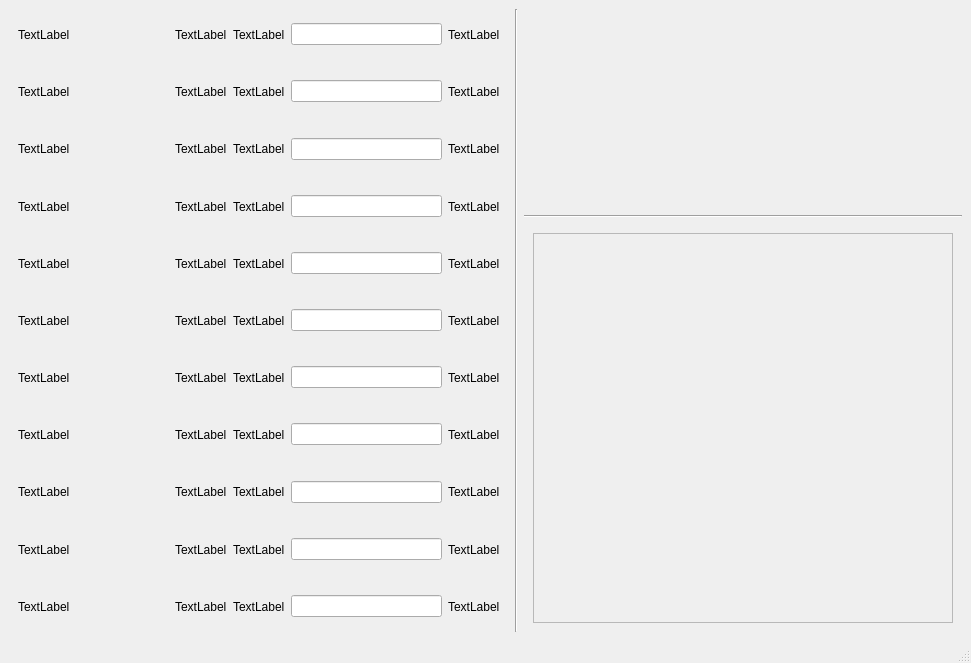
Balshgit/Sofistik, file app/test.ui: the form before one commit.
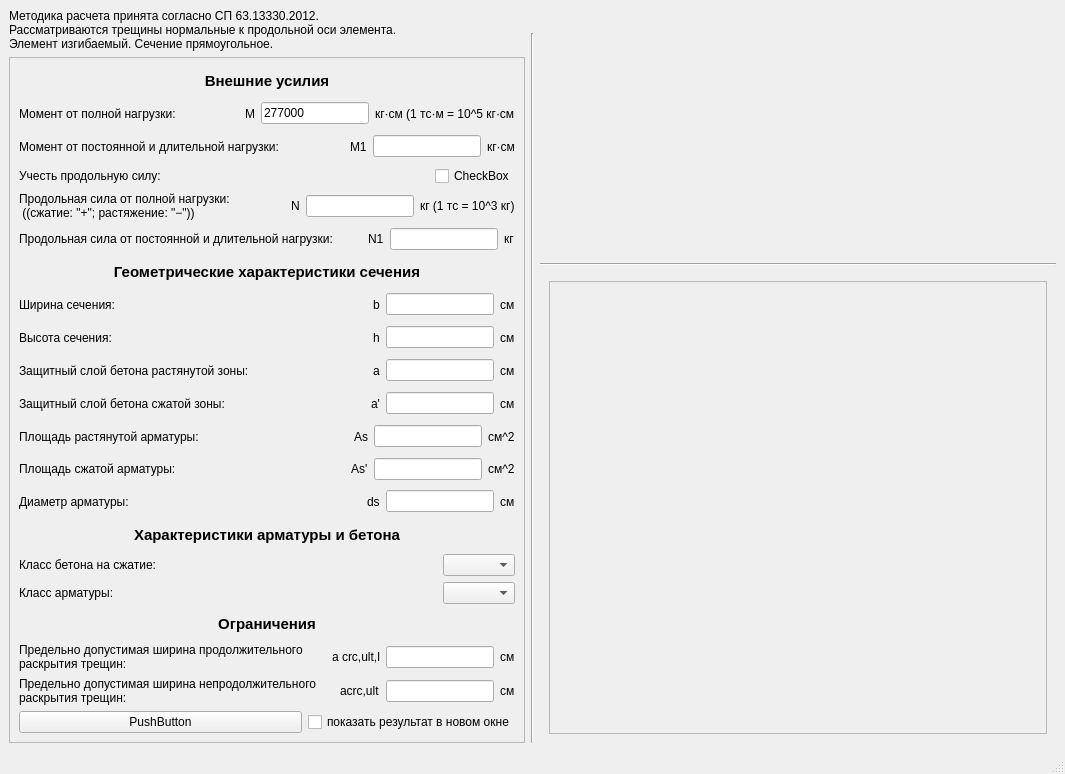
The form after the commit. Icons and pictures are not drawn.

Diff of the .ui file:
```diff
--- a/app/test.ui
+++ b/app/test.ui
@@ -6,78 +6,86 @@
    <rect>
     <x>0</x>
     <y>0</y>
-    <width>971</width>
-    <height>663</height>
+    <width>1065</width>
+    <height>774</height>
    </rect>
   </property>
+  <property name="sizePolicy">
+   <sizepolicy hsizetype="Preferred" vsizetype="Preferred">
+    <horstretch>0</horstretch>
+    <verstretch>0</verstretch>
+   </sizepolicy>
+  </property>
   <property name="windowTitle">
    <string>MainWindow</string>
   </property>
   <widget class="QWidget" name="centralwidget">
    <layout class="QGridLayout" name="gridLayout_3">
-    <item row="0" column="0">
-     <layout class="QVBoxLayout" name="verticalLayout_2">
-      <item>
-       <widget class="QWidget" name="widget_3" native="true">
-        <property name="sizePolicy">
-         <sizepolicy hsizetype="Preferred" vsizetype="Preferred">
-          <horstretch>0</horstretch>
-          <verstretch>0</verstretch>
-         </sizepolicy>
-        </property>
+    <item row="0" column="0" rowspan="2" colspan="3">
+     <widget class="QLabel" name="label_7">
+      <property name="text">
+       <string>Методика расчета принята согласно СП 63.13330.2012.
+Рассматриваются трещины нормальные к продольной оси элемента.
+Элемент изгибаемый. Сечение прямоугольное.</string>
+      </property>
+     </widget>
+    </item>
+    <item row="1" column="1" rowspan="2">
+     <widget class="Line" name="line">
+      <property name="orientation">
+       <enum>Qt::Vertical</enum>
+      </property>
+     </widget>
+    </item>
+    <item row="2" column="0">
+     <widget class="QScrollArea" name="scrollArea_2">
         <property name="minimumSize">
          <size>
-          <width>500</width>
+        <width>373</width>
           <height>0</height>
          </size>
         </property>
-        <property name="sizeIncrement">
-         <size>
-          <width>0</width>
-          <height>0</height>
-         </size>
-        </property>
+      <property name="widgetResizable">
+       <bool>true</bool>
+      </property>
+      <widget class="QWidget" name="scrollAreaWidgetContents_2">
+       <property name="geometry">
+        <rect>
+         <x>0</x>
+         <y>0</y>
+         <width>462</width>
+         <height>656</height>
+        </rect>
+       </property>
+       <layout class="QVBoxLayout" name="verticalLayout">
+        <item>
+         <widget class="QLabel" name="label_73">
+          <property name="font">
+           <font>
+            <pointsize>11</pointsize>
+            <bold>true</bold>
+           </font>
+          </property>
+          <property name="text">
+           <string>Внешние усилия</string>
+          </property>
+          <property name="alignment">
+           <set>Qt::AlignCenter</set>
+          </property>
+         </widget>
+        </item>
+        <item>
         <layout class="QHBoxLayout" name="horizontalLayout">
-         <item>
-          <widget class="QLabel" name="label_5">
-           <property name="sizePolicy">
-            <sizepolicy hsizetype="Preferred" vsizetype="Preferred">
-             <horstretch>1</horstretch>
-             <verstretch>0</verstretch>
-            </sizepolicy>
-           </property>
-           <property name="text">
-            <string>TextLabel</string>
-           </property>
-          </widget>
-         </item>
-         <item>
-          <widget class="QLabel" name="label_3">
-           <property name="text">
-            <string>TextLabel</string>
-           </property>
-          </widget>
-         </item>
          <item>
           <widget class="QLabel" name="label">
-           <property name="text">
-            <string>TextLabel</string>
-           </property>
-          </widget>
-         </item>
-         <item>
-          <widget class="QLineEdit" name="lineEdit">
            <property name="sizePolicy">
-            <sizepolicy hsizetype="Expanding" vsizetype="Fixed">
+             <sizepolicy hsizetype="Preferred" vsizetype="Preferred">
              <horstretch>1</horstretch>
              <verstretch>0</verstretch>
             </sizepolicy>
            </property>
-           <property name="minimumSize">
-            <size>
-             <width>0</width>
-             <height>0</height>
-            </size>
+            <property name="text">
+             <string>Момент от полной нагрузки:            </string>
            </property>
           </widget>
          </item>
@@ -90,36 +98,70 @@
             </sizepolicy>
            </property>
            <property name="text">
-            <string>TextLabel</string>
+             <string>M</string>
            </property>
           </widget>
          </item>
-        </layout>
+          <item>
+           <widget class="QLineEdit" name="lineEdit">
+            <property name="text">
+             <string>277000</string>
+            </property>
+           </widget>
+          </item>
+          <item>
+           <widget class="QLabel" name="label_3">
+            <property name="text">
+             <string>кг·см (1 тс·м = 10^5 кг·см</string>
+            </property>
+           </widget>
+          </item>
+         </layout>
+        </item>
+        <item>
+         <layout class="QHBoxLayout" name="horizontalLayout_4">
+          <item>
+           <widget class="QLabel" name="label_12">
+            <property name="sizePolicy">
+             <sizepolicy hsizetype="Preferred" vsizetype="Preferred">
+              <horstretch>1</horstretch>
+              <verstretch>0</verstretch>
+             </sizepolicy>
+            </property>
+            <property name="text">
+             <string>Момент от постоянной и длительной нагрузки:</string>
+            </property>
        </widget>
       </item>
       <item>
-       <widget class="QWidget" name="widget_5" native="true">
+           <widget class="QLabel" name="label_13">
         <property name="sizePolicy">
          <sizepolicy hsizetype="Preferred" vsizetype="Preferred">
           <horstretch>0</horstretch>
           <verstretch>0</verstretch>
          </sizepolicy>
         </property>
-        <property name="minimumSize">
-         <size>
-          <width>500</width>
-          <height>0</height>
-         </size>
-        </property>
-        <property name="sizeIncrement">
-         <size>
-          <width>0</width>
-          <height>0</height>
-         </size>
-        </property>
-        <layout class="QHBoxLayout" name="horizontalLayout_12">
+            <property name="text">
+             <string>M1</string>
+            </property>
+           </widget>
+          </item>
+          <item>
+           <widget class="QLineEdit" name="lineEdit_4"/>
+          </item>
+          <item>
+           <widget class="QLabel" name="label_14">
+            <property name="text">
+             <string>кг·см</string>
+            </property>
+           </widget>
+          </item>
+         </layout>
+        </item>
          <item>
-          <widget class="QLabel" name="label_47">
+         <layout class="QHBoxLayout" name="horizontalLayout_2">
+          <item>
+           <widget class="QLabel" name="label_5">
            <property name="sizePolicy">
             <sizepolicy hsizetype="Preferred" vsizetype="Preferred">
              <horstretch>1</horstretch>
@@ -127,42 +169,77 @@
             </sizepolicy>
            </property>
            <property name="text">
-            <string>TextLabel</string>
+             <string>Учесть продольную силу:</string>
            </property>
           </widget>
          </item>
          <item>
-          <widget class="QLabel" name="label_48">
+           <widget class="QCheckBox" name="checkBox">
            <property name="text">
-            <string>TextLabel</string>
+             <string>CheckBox</string>
            </property>
           </widget>
          </item>
+         </layout>
+        </item>
          <item>
-          <widget class="QLabel" name="label_49">
+         <layout class="QHBoxLayout" name="horizontalLayout_6">
+          <item>
+           <widget class="QLabel" name="label_15">
+            <property name="sizePolicy">
+             <sizepolicy hsizetype="Preferred" vsizetype="Preferred">
+              <horstretch>1</horstretch>
+              <verstretch>0</verstretch>
+             </sizepolicy>
+            </property>
            <property name="text">
-            <string>TextLabel</string>
+             <string>Продольная сила от полной нагрузки: 
+ ((сжатие: &quot;+&quot;; растяжение: &quot;−&quot;))</string>
            </property>
           </widget>
          </item>
          <item>
-          <widget class="QLineEdit" name="lineEdit_12">
+           <widget class="QLabel" name="label_16">
            <property name="sizePolicy">
-            <sizepolicy hsizetype="Expanding" vsizetype="Fixed">
+             <sizepolicy hsizetype="Preferred" vsizetype="Preferred">
+              <horstretch>0</horstretch>
+              <verstretch>0</verstretch>
+             </sizepolicy>
+            </property>
+            <property name="text">
+             <string>N</string>
+            </property>
+           </widget>
+          </item>
+          <item>
+           <widget class="QLineEdit" name="lineEdit_5"/>
+          </item>
+          <item>
+           <widget class="QLabel" name="label_17">
+            <property name="text">
+             <string>кг (1 тс = 10^3 кг)</string>
+            </property>
+           </widget>
+          </item>
+         </layout>
+        </item>
+        <item>
+         <layout class="QHBoxLayout" name="horizontalLayout_7">
+          <item>
+           <widget class="QLabel" name="label_18">
+            <property name="sizePolicy">
+             <sizepolicy hsizetype="Preferred" vsizetype="Preferred">
              <horstretch>1</horstretch>
              <verstretch>0</verstretch>
             </sizepolicy>
            </property>
-           <property name="minimumSize">
-            <size>
-             <width>0</width>
-             <height>0</height>
-            </size>
+            <property name="text">
+             <string>Продольная сила от постоянной и длительной нагрузки:	</string>
            </property>
           </widget>
          </item>
          <item>
-          <widget class="QLabel" name="label_50">
+           <widget class="QLabel" name="label_19">
            <property name="sizePolicy">
             <sizepolicy hsizetype="Preferred" vsizetype="Preferred">
              <horstretch>0</horstretch>
@@ -170,34 +247,200 @@
             </sizepolicy>
            </property>
            <property name="text">
-            <string>TextLabel</string>
+             <string>N1</string>
            </property>
           </widget>
          </item>
-        </layout>
+          <item>
+           <widget class="QLineEdit" name="lineEdit_6"/>
+          </item>
+          <item>
+           <widget class="QLabel" name="label_20">
+            <property name="text">
+             <string>кг</string>
+            </property>
+           </widget>
+          </item>
+         </layout>
+        </item>
+        <item>
+         <widget class="QLabel" name="label_127">
+          <property name="font">
+           <font>
+            <pointsize>11</pointsize>
+            <bold>true</bold>
+           </font>
+          </property>
+          <property name="text">
+           <string>Геометрические характеристики сечения</string>
+          </property>
+          <property name="alignment">
+           <set>Qt::AlignCenter</set>
+          </property>
        </widget>
       </item>
       <item>
-       <widget class="QWidget" name="widget_6" native="true">
+         <layout class="QHBoxLayout" name="horizontalLayout_8">
+          <item>
+           <widget class="QLabel" name="label_21">
         <property name="sizePolicy">
          <sizepolicy hsizetype="Preferred" vsizetype="Preferred">
+              <horstretch>1</horstretch>
+              <verstretch>0</verstretch>
+             </sizepolicy>
+            </property>
+            <property name="text">
+             <string>Ширина сечения:</string>
+            </property>
+           </widget>
+          </item>
+          <item>
+           <widget class="QLabel" name="label_22">
+            <property name="sizePolicy">
+             <sizepolicy hsizetype="Preferred" vsizetype="Preferred">
           <horstretch>0</horstretch>
           <verstretch>0</verstretch>
          </sizepolicy>
         </property>
-        <property name="minimumSize">
-         <size>
-          <width>500</width>
-          <height>0</height>
-         </size>
-        </property>
-        <property name="sizeIncrement">
-         <size>
-          <width>0</width>
-          <height>0</height>
-         </size>
-        </property>
-        <layout class="QHBoxLayout" name="horizontalLayout_16">
+            <property name="text">
+             <string>b</string>
+            </property>
+           </widget>
+          </item>
+          <item>
+           <widget class="QLineEdit" name="lineEdit_7"/>
+          </item>
+          <item>
+           <widget class="QLabel" name="label_23">
+            <property name="text">
+             <string>см</string>
+            </property>
+           </widget>
+          </item>
+         </layout>
+        </item>
+        <item>
+         <layout class="QHBoxLayout" name="horizontalLayout_9">
+          <item>
+           <widget class="QLabel" name="label_24">
+            <property name="sizePolicy">
+             <sizepolicy hsizetype="Preferred" vsizetype="Preferred">
+              <horstretch>1</horstretch>
+              <verstretch>0</verstretch>
+             </sizepolicy>
+            </property>
+            <property name="text">
+             <string>Высота сечения:</string>
+            </property>
+           </widget>
+          </item>
+          <item>
+           <widget class="QLabel" name="label_25">
+            <property name="sizePolicy">
+             <sizepolicy hsizetype="Preferred" vsizetype="Preferred">
+              <horstretch>0</horstretch>
+              <verstretch>0</verstretch>
+             </sizepolicy>
+            </property>
+            <property name="text">
+             <string>h</string>
+            </property>
+           </widget>
+          </item>
+          <item>
+           <widget class="QLineEdit" name="lineEdit_8"/>
+          </item>
+          <item>
+           <widget class="QLabel" name="label_26">
+            <property name="text">
+             <string>см</string>
+            </property>
+           </widget>
+          </item>
+         </layout>
+        </item>
+        <item>
+         <layout class="QHBoxLayout" name="horizontalLayout_10">
+          <item>
+           <widget class="QLabel" name="label_27">
+            <property name="sizePolicy">
+             <sizepolicy hsizetype="Preferred" vsizetype="Preferred">
+              <horstretch>1</horstretch>
+              <verstretch>0</verstretch>
+             </sizepolicy>
+            </property>
+            <property name="text">
+             <string>Защитный слой бетона растянутой зоны:</string>
+            </property>
+           </widget>
+          </item>
+          <item>
+           <widget class="QLabel" name="label_28">
+            <property name="sizePolicy">
+             <sizepolicy hsizetype="Preferred" vsizetype="Preferred">
+              <horstretch>0</horstretch>
+              <verstretch>0</verstretch>
+             </sizepolicy>
+            </property>
+            <property name="text">
+             <string>a</string>
+            </property>
+           </widget>
+          </item>
+          <item>
+           <widget class="QLineEdit" name="lineEdit_9"/>
+          </item>
+          <item>
+           <widget class="QLabel" name="label_29">
+            <property name="text">
+             <string>см</string>
+            </property>
+           </widget>
+          </item>
+         </layout>
+        </item>
+        <item>
+         <layout class="QHBoxLayout" name="horizontalLayout_11">
+          <item>
+           <widget class="QLabel" name="label_30">
+            <property name="sizePolicy">
+             <sizepolicy hsizetype="Preferred" vsizetype="Preferred">
+              <horstretch>1</horstretch>
+              <verstretch>0</verstretch>
+             </sizepolicy>
+            </property>
+            <property name="text">
+             <string>Защитный слой бетона сжатой зоны:</string>
+            </property>
+           </widget>
+          </item>
+          <item>
+           <widget class="QLabel" name="label_31">
+            <property name="sizePolicy">
+             <sizepolicy hsizetype="Preferred" vsizetype="Preferred">
+              <horstretch>0</horstretch>
+              <verstretch>0</verstretch>
+             </sizepolicy>
+            </property>
+            <property name="text">
+             <string>a'</string>
+            </property>
+           </widget>
+          </item>
+          <item>
+           <widget class="QLineEdit" name="lineEdit_10"/>
+          </item>
+          <item>
+           <widget class="QLabel" name="label_32">
+            <property name="text">
+             <string>см</string>
+            </property>
+           </widget>
+          </item>
+         </layout>
+        </item>
+        <item>
+         <layout class="QHBoxLayout" name="horizontalLayout_22">
          <item>
           <widget class="QLabel" name="label_63">
            <property name="sizePolicy">
@@ -207,316 +450,76 @@
             </sizepolicy>
            </property>
            <property name="text">
-            <string>TextLabel</string>
+             <string>Площадь растянутой арматуры:</string>
            </property>
           </widget>
          </item>
          <item>
           <widget class="QLabel" name="label_64">
+            <property name="sizePolicy">
+             <sizepolicy hsizetype="Preferred" vsizetype="Preferred">
+              <horstretch>0</horstretch>
+              <verstretch>0</verstretch>
+             </sizepolicy>
+            </property>
            <property name="text">
-            <string>TextLabel</string>
+             <string>As</string>
            </property>
           </widget>
          </item>
+          <item>
+           <widget class="QLineEdit" name="lineEdit_19"/>
+          </item>
          <item>
           <widget class="QLabel" name="label_65">
            <property name="text">
-            <string>TextLabel</string>
-           </property>
-          </widget>
+             <string>см^2</string>
+            </property>
+           </widget>
+          </item>
+         </layout>
          </item>
          <item>
-          <widget class="QLineEdit" name="lineEdit_16">
-           <property name="sizePolicy">
-            <sizepolicy hsizetype="Expanding" vsizetype="Fixed">
-             <horstretch>1</horstretch>
-             <verstretch>0</verstretch>
-            </sizepolicy>
-           </property>
-           <property name="minimumSize">
-            <size>
-             <width>0</width>
-             <height>0</height>
-            </size>
-           </property>
-          </widget>
-         </item>
+         <layout class="QHBoxLayout" name="horizontalLayout_23">
          <item>
           <widget class="QLabel" name="label_66">
            <property name="sizePolicy">
             <sizepolicy hsizetype="Preferred" vsizetype="Preferred">
-             <horstretch>0</horstretch>
-             <verstretch>0</verstretch>
-            </sizepolicy>
-           </property>
-           <property name="text">
-            <string>TextLabel</string>
-           </property>
-          </widget>
-         </item>
-        </layout>
-       </widget>
-      </item>
-      <item>
-       <widget class="QWidget" name="widget_7" native="true">
-        <property name="sizePolicy">
-         <sizepolicy hsizetype="Preferred" vsizetype="Preferred">
-          <horstretch>0</horstretch>
-          <verstretch>0</verstretch>
-         </sizepolicy>
-        </property>
-        <property name="minimumSize">
-         <size>
-          <width>500</width>
-          <height>0</height>
-         </size>
-        </property>
-        <property name="sizeIncrement">
-         <size>
-          <width>0</width>
-          <height>0</height>
-         </size>
-        </property>
-        <layout class="QHBoxLayout" name="horizontalLayout_18">
-         <item>
-          <widget class="QLabel" name="label_71">
-           <property name="sizePolicy">
-            <sizepolicy hsizetype="Preferred" vsizetype="Preferred">
              <horstretch>1</horstretch>
              <verstretch>0</verstretch>
             </sizepolicy>
            </property>
            <property name="text">
-            <string>TextLabel</string>
+             <string>Площадь сжатой арматуры:</string>
            </property>
           </widget>
          </item>
          <item>
-          <widget class="QLabel" name="label_72">
-           <property name="text">
-            <string>TextLabel</string>
-           </property>
-          </widget>
-         </item>
-         <item>
-          <widget class="QLabel" name="label_73">
-           <property name="text">
-            <string>TextLabel</string>
-           </property>
-          </widget>
-         </item>
-         <item>
-          <widget class="QLineEdit" name="lineEdit_18">
+           <widget class="QLabel" name="label_67">
            <property name="sizePolicy">
-            <sizepolicy hsizetype="Expanding" vsizetype="Fixed">
-             <horstretch>1</horstretch>
-             <verstretch>0</verstretch>
-            </sizepolicy>
-           </property>
-           <property name="minimumSize">
-            <size>
-             <width>0</width>
-             <height>0</height>
-            </size>
-           </property>
-          </widget>
-         </item>
-         <item>
-          <widget class="QLabel" name="label_74">
-           <property name="sizePolicy">
             <sizepolicy hsizetype="Preferred" vsizetype="Preferred">
              <horstretch>0</horstretch>
              <verstretch>0</verstretch>
             </sizepolicy>
            </property>
            <property name="text">
-            <string>TextLabel</string>
+             <string>As'</string>
            </property>
           </widget>
          </item>
-        </layout>
-       </widget>
-      </item>
       <item>
-       <widget class="QWidget" name="widget_8" native="true">
-        <property name="sizePolicy">
-         <sizepolicy hsizetype="Preferred" vsizetype="Preferred">
-          <horstretch>0</horstretch>
-          <verstretch>0</verstretch>
-         </sizepolicy>
-        </property>
-        <property name="minimumSize">
-         <size>
-          <width>500</width>
-          <height>0</height>
-         </size>
-        </property>
-        <property name="sizeIncrement">
-         <size>
-          <width>0</width>
-          <height>0</height>
-         </size>
-        </property>
-        <layout class="QHBoxLayout" name="horizontalLayout_21">
-         <item>
-          <widget class="QLabel" name="label_83">
-           <property name="sizePolicy">
-            <sizepolicy hsizetype="Preferred" vsizetype="Preferred">
-             <horstretch>1</horstretch>
-             <verstretch>0</verstretch>
-            </sizepolicy>
-           </property>
-           <property name="text">
-            <string>TextLabel</string>
-           </property>
-          </widget>
+           <widget class="QLineEdit" name="lineEdit_20"/>
          </item>
          <item>
-          <widget class="QLabel" name="label_84">
+           <widget class="QLabel" name="label_68">
            <property name="text">
-            <string>TextLabel</string>
+             <string>см^2</string>
            </property>
           </widget>
          </item>
-         <item>
-          <widget class="QLabel" name="label_85">
-           <property name="text">
-            <string>TextLabel</string>
-           </property>
-          </widget>
-         </item>
-         <item>
-          <widget class="QLineEdit" name="lineEdit_21">
-           <property name="sizePolicy">
-            <sizepolicy hsizetype="Expanding" vsizetype="Fixed">
-             <horstretch>1</horstretch>
-             <verstretch>0</verstretch>
-            </sizepolicy>
-           </property>
-           <property name="minimumSize">
-            <size>
-             <width>0</width>
-             <height>0</height>
-            </size>
-           </property>
-          </widget>
-         </item>
-         <item>
-          <widget class="QLabel" name="label_86">
-           <property name="sizePolicy">
-            <sizepolicy hsizetype="Preferred" vsizetype="Preferred">
-             <horstretch>0</horstretch>
-             <verstretch>0</verstretch>
-            </sizepolicy>
-           </property>
-           <property name="text">
-            <string>TextLabel</string>
-           </property>
-          </widget>
-         </item>
-        </layout>
-       </widget>
+         </layout>
       </item>
       <item>
-       <widget class="QWidget" name="widget_9" native="true">
-        <property name="sizePolicy">
-         <sizepolicy hsizetype="Preferred" vsizetype="Preferred">
-          <horstretch>0</horstretch>
-          <verstretch>0</verstretch>
-         </sizepolicy>
-        </property>
-        <property name="minimumSize">
-         <size>
-          <width>500</width>
-          <height>0</height>
-         </size>
-        </property>
-        <property name="sizeIncrement">
-         <size>
-          <width>0</width>
-          <height>0</height>
-         </size>
-        </property>
-        <layout class="QHBoxLayout" name="horizontalLayout_22">
-         <item>
-          <widget class="QLabel" name="label_87">
-           <property name="sizePolicy">
-            <sizepolicy hsizetype="Preferred" vsizetype="Preferred">
-             <horstretch>1</horstretch>
-             <verstretch>0</verstretch>
-            </sizepolicy>
-           </property>
-           <property name="text">
-            <string>TextLabel</string>
-           </property>
-          </widget>
-         </item>
-         <item>
-          <widget class="QLabel" name="label_88">
-           <property name="text">
-            <string>TextLabel</string>
-           </property>
-          </widget>
-         </item>
-         <item>
-          <widget class="QLabel" name="label_89">
-           <property name="text">
-            <string>TextLabel</string>
-           </property>
-          </widget>
-         </item>
-         <item>
-          <widget class="QLineEdit" name="lineEdit_22">
-           <property name="sizePolicy">
-            <sizepolicy hsizetype="Expanding" vsizetype="Fixed">
-             <horstretch>1</horstretch>
-             <verstretch>0</verstretch>
-            </sizepolicy>
-           </property>
-           <property name="minimumSize">
-            <size>
-             <width>0</width>
-             <height>0</height>
-            </size>
-           </property>
-          </widget>
-         </item>
-         <item>
-          <widget class="QLabel" name="label_90">
-           <property name="sizePolicy">
-            <sizepolicy hsizetype="Preferred" vsizetype="Preferred">
-             <horstretch>0</horstretch>
-             <verstretch>0</verstretch>
-            </sizepolicy>
-           </property>
-           <property name="text">
-            <string>TextLabel</string>
-           </property>
-          </widget>
-         </item>
-        </layout>
-       </widget>
-      </item>
-      <item>
-       <widget class="QWidget" name="widget_10" native="true">
-        <property name="sizePolicy">
-         <sizepolicy hsizetype="Preferred" vsizetype="Preferred">
-          <horstretch>0</horstretch>
-          <verstretch>0</verstretch>
-         </sizepolicy>
-        </property>
-        <property name="minimumSize">
-         <size>
-          <width>500</width>
-          <height>0</height>
-         </size>
-        </property>
-        <property name="sizeIncrement">
-         <size>
-          <width>0</width>
-          <height>0</height>
-         </size>
-        </property>
         <layout class="QHBoxLayout" name="horizontalLayout_24">
          <item>
           <widget class="QLabel" name="label_95">
@@ -527,42 +530,12 @@
             </sizepolicy>
            </property>
            <property name="text">
-            <string>TextLabel</string>
+             <string>Диаметр арматуры:</string>
            </property>
           </widget>
          </item>
          <item>
-          <widget class="QLabel" name="label_96">
-           <property name="text">
-            <string>TextLabel</string>
-           </property>
-          </widget>
-         </item>
-         <item>
-          <widget class="QLabel" name="label_97">
-           <property name="text">
-            <string>TextLabel</string>
-           </property>
-          </widget>
-         </item>
-         <item>
-          <widget class="QLineEdit" name="lineEdit_24">
-           <property name="sizePolicy">
-            <sizepolicy hsizetype="Expanding" vsizetype="Fixed">
-             <horstretch>1</horstretch>
-             <verstretch>0</verstretch>
-            </sizepolicy>
-           </property>
-           <property name="minimumSize">
-            <size>
-             <width>0</width>
-             <height>0</height>
-            </size>
-           </property>
-          </widget>
-         </item>
-         <item>
-          <widget class="QLabel" name="label_98">
+           <widget class="QLabel" name="label_70">
            <property name="sizePolicy">
             <sizepolicy hsizetype="Preferred" vsizetype="Preferred">
              <horstretch>0</horstretch>
@@ -570,36 +543,42 @@
             </sizepolicy>
            </property>
            <property name="text">
-            <string>TextLabel</string>
+             <string>ds</string>
+            </property>
+           </widget>
+          </item>
+          <item>
+           <widget class="QLineEdit" name="lineEdit_21"/>
+          </item>
+          <item>
+           <widget class="QLabel" name="label_71">
+            <property name="text">
+             <string>см</string>
            </property>
           </widget>
          </item>
         </layout>
+        </item>
+        <item>
+         <widget class="QLabel" name="label_129">
+          <property name="font">
+           <font>
+            <pointsize>11</pointsize>
+            <bold>true</bold>
+           </font>
+          </property>
+          <property name="text">
+           <string>Характеристики арматуры и бетона</string>
+          </property>
+          <property name="alignment">
+           <set>Qt::AlignCenter</set>
+          </property>
        </widget>
       </item>
       <item>
-       <widget class="QWidget" name="widget_11" native="true">
-        <property name="sizePolicy">
-         <sizepolicy hsizetype="Preferred" vsizetype="Preferred">
-          <horstretch>0</horstretch>
-          <verstretch>0</verstretch>
-         </sizepolicy>
-        </property>
-        <property name="minimumSize">
-         <size>
-          <width>500</width>
-          <height>0</height>
-         </size>
-        </property>
-        <property name="sizeIncrement">
-         <size>
-          <width>0</width>
-          <height>0</height>
-         </size>
-        </property>
         <layout class="QHBoxLayout" name="horizontalLayout_25">
          <item>
-          <widget class="QLabel" name="label_99">
+           <widget class="QLabel" name="label_72">
            <property name="sizePolicy">
             <sizepolicy hsizetype="Preferred" vsizetype="Preferred">
              <horstretch>1</horstretch>
@@ -607,76 +586,16 @@
             </sizepolicy>
            </property>
            <property name="text">
-            <string>TextLabel</string>
+             <string>Класс бетона на сжатие:</string>
            </property>
           </widget>
          </item>
          <item>
-          <widget class="QLabel" name="label_100">
-           <property name="text">
-            <string>TextLabel</string>
-           </property>
-          </widget>
-         </item>
-         <item>
-          <widget class="QLabel" name="label_101">
-           <property name="text">
-            <string>TextLabel</string>
-           </property>
-          </widget>
-         </item>
-         <item>
-          <widget class="QLineEdit" name="lineEdit_25">
-           <property name="sizePolicy">
-            <sizepolicy hsizetype="Expanding" vsizetype="Fixed">
-             <horstretch>1</horstretch>
-             <verstretch>0</verstretch>
-            </sizepolicy>
-           </property>
-           <property name="minimumSize">
-            <size>
-             <width>0</width>
-             <height>0</height>
-            </size>
-           </property>
-          </widget>
-         </item>
-         <item>
-          <widget class="QLabel" name="label_102">
-           <property name="sizePolicy">
-            <sizepolicy hsizetype="Preferred" vsizetype="Preferred">
-             <horstretch>0</horstretch>
-             <verstretch>0</verstretch>
-            </sizepolicy>
-           </property>
-           <property name="text">
-            <string>TextLabel</string>
-           </property>
-          </widget>
-         </item>
-        </layout>
-       </widget>
+           <widget class="QComboBox" name="comboBox"/>
+          </item>
+         </layout>
       </item>
       <item>
-       <widget class="QWidget" name="widget_12" native="true">
-        <property name="sizePolicy">
-         <sizepolicy hsizetype="Preferred" vsizetype="Preferred">
-          <horstretch>0</horstretch>
-          <verstretch>0</verstretch>
-         </sizepolicy>
-        </property>
-        <property name="minimumSize">
-         <size>
-          <width>500</width>
-          <height>0</height>
-         </size>
-        </property>
-        <property name="sizeIncrement">
-         <size>
-          <width>0</width>
-          <height>0</height>
-         </size>
-        </property>
         <layout class="QHBoxLayout" name="horizontalLayout_26">
          <item>
           <widget class="QLabel" name="label_103">
@@ -687,42 +606,49 @@
             </sizepolicy>
            </property>
            <property name="text">
-            <string>TextLabel</string>
+             <string>Класс арматуры:</string>
            </property>
           </widget>
          </item>
          <item>
-          <widget class="QLabel" name="label_104">
-           <property name="text">
-            <string>TextLabel</string>
-           </property>
-          </widget>
-         </item>
+           <widget class="QComboBox" name="comboBox_2"/>
+          </item>
+         </layout>
+        </item>
          <item>
-          <widget class="QLabel" name="label_105">
+         <widget class="QLabel" name="label_130">
+          <property name="font">
+           <font>
+            <pointsize>11</pointsize>
+            <bold>true</bold>
+           </font>
+          </property>
            <property name="text">
-            <string>TextLabel</string>
-           </property>
+           <string>Ограничения</string>
+          </property>
+          <property name="alignment">
+           <set>Qt::AlignCenter</set>
+          </property>
           </widget>
          </item>
          <item>
-          <widget class="QLineEdit" name="lineEdit_26">
+         <layout class="QHBoxLayout" name="horizontalLayout_3">
+          <item>
+           <widget class="QLabel" name="label_9">
            <property name="sizePolicy">
-            <sizepolicy hsizetype="Expanding" vsizetype="Fixed">
+             <sizepolicy hsizetype="Preferred" vsizetype="Preferred">
              <horstretch>1</horstretch>
              <verstretch>0</verstretch>
             </sizepolicy>
            </property>
-           <property name="minimumSize">
-            <size>
-             <width>0</width>
-             <height>0</height>
-            </size>
+            <property name="text">
+             <string>Предельно допустимая ширина продолжительного 
+раскрытия трещин:</string>
            </property>
           </widget>
          </item>
          <item>
-          <widget class="QLabel" name="label_106">
+           <widget class="QLabel" name="label_10">
            <property name="sizePolicy">
             <sizepolicy hsizetype="Preferred" vsizetype="Preferred">
              <horstretch>0</horstretch>
@@ -730,33 +656,23 @@
             </sizepolicy>
            </property>
            <property name="text">
-            <string>TextLabel</string>
+             <string>a crc,ult,l</string>
            </property>
           </widget>
          </item>
-        </layout>
-       </widget>
+          <item>
+           <widget class="QLineEdit" name="lineEdit_3"/>
       </item>
       <item>
-       <widget class="QWidget" name="widget_13" native="true">
-        <property name="sizePolicy">
-         <sizepolicy hsizetype="Preferred" vsizetype="Preferred">
-          <horstretch>0</horstretch>
-          <verstretch>0</verstretch>
-         </sizepolicy>
-        </property>
-        <property name="minimumSize">
-         <size>
-          <width>500</width>
-          <height>0</height>
-         </size>
-        </property>
-        <property name="sizeIncrement">
-         <size>
-          <width>0</width>
-          <height>0</height>
-         </size>
-        </property>
+           <widget class="QLabel" name="label_11">
+            <property name="text">
+             <string>см</string>
+            </property>
+           </widget>
+          </item>
+         </layout>
+        </item>
+        <item>
         <layout class="QHBoxLayout" name="horizontalLayout_27">
          <item>
           <widget class="QLabel" name="label_107">
@@ -767,146 +683,65 @@
             </sizepolicy>
            </property>
            <property name="text">
-            <string>TextLabel</string>
+             <string>Предельно допустимая ширина непродолжительного
+раскрытия трещин:</string>
            </property>
           </widget>
          </item>
          <item>
-          <widget class="QLabel" name="label_108">
-           <property name="text">
-            <string>TextLabel</string>
-           </property>
-          </widget>
-         </item>
-         <item>
-          <widget class="QLabel" name="label_109">
-           <property name="text">
-            <string>TextLabel</string>
-           </property>
-          </widget>
-         </item>
-         <item>
-          <widget class="QLineEdit" name="lineEdit_27">
+           <widget class="QLabel" name="label_79">
            <property name="sizePolicy">
-            <sizepolicy hsizetype="Expanding" vsizetype="Fixed">
-             <horstretch>1</horstretch>
-             <verstretch>0</verstretch>
-            </sizepolicy>
-           </property>
-           <property name="minimumSize">
-            <size>
-             <width>0</width>
-             <height>0</height>
-            </size>
-           </property>
-          </widget>
-         </item>
-         <item>
-          <widget class="QLabel" name="label_110">
-           <property name="sizePolicy">
             <sizepolicy hsizetype="Preferred" vsizetype="Preferred">
              <horstretch>0</horstretch>
              <verstretch>0</verstretch>
             </sizepolicy>
            </property>
            <property name="text">
-            <string>TextLabel</string>
+             <string>acrc,ult</string>
            </property>
           </widget>
          </item>
-        </layout>
-       </widget>
-      </item>
       <item>
-       <widget class="QWidget" name="widget_14" native="true">
-        <property name="sizePolicy">
-         <sizepolicy hsizetype="Preferred" vsizetype="Preferred">
-          <horstretch>0</horstretch>
-          <verstretch>0</verstretch>
-         </sizepolicy>
-        </property>
-        <property name="minimumSize">
-         <size>
-          <width>500</width>
-          <height>0</height>
-         </size>
-        </property>
-        <property name="sizeIncrement">
-         <size>
-          <width>0</width>
-          <height>0</height>
-         </size>
-        </property>
-        <layout class="QHBoxLayout" name="horizontalLayout_28">
-         <item>
-          <widget class="QLabel" name="label_111">
-           <property name="sizePolicy">
-            <sizepolicy hsizetype="Preferred" vsizetype="Preferred">
-             <horstretch>1</horstretch>
-             <verstretch>0</verstretch>
-            </sizepolicy>
-           </property>
-           <property name="text">
-            <string>TextLabel</string>
-           </property>
-          </widget>
+           <widget class="QLineEdit" name="lineEdit_24"/>
          </item>
          <item>
-          <widget class="QLabel" name="label_112">
+           <widget class="QLabel" name="label_80">
            <property name="text">
-            <string>TextLabel</string>
+             <string>см</string>
            </property>
           </widget>
          </item>
-         <item>
-          <widget class="QLabel" name="label_113">
-           <property name="text">
-            <string>TextLabel</string>
-           </property>
-          </widget>
+         </layout>
          </item>
          <item>
-          <widget class="QLineEdit" name="lineEdit_28">
+         <layout class="QHBoxLayout" name="horizontalLayout_44">
+          <item>
+           <widget class="QPushButton" name="pushButton">
            <property name="sizePolicy">
-            <sizepolicy hsizetype="Expanding" vsizetype="Fixed">
+             <sizepolicy hsizetype="Minimum" vsizetype="Fixed">
              <horstretch>1</horstretch>
              <verstretch>0</verstretch>
             </sizepolicy>
            </property>
-           <property name="minimumSize">
-            <size>
-             <width>0</width>
-             <height>0</height>
-            </size>
+            <property name="text">
+             <string>PushButton</string>
            </property>
           </widget>
          </item>
          <item>
-          <widget class="QLabel" name="label_114">
-           <property name="sizePolicy">
-            <sizepolicy hsizetype="Preferred" vsizetype="Preferred">
-             <horstretch>0</horstretch>
-             <verstretch>0</verstretch>
-            </sizepolicy>
-           </property>
+           <widget class="QCheckBox" name="checkBox_4">
            <property name="text">
-            <string>TextLabel</string>
+             <string>показать результат в новом окне</string>
            </property>
           </widget>
          </item>
         </layout>
-       </widget>
-      </item>
-     </layout>
-    </item>
-    <item row="0" column="1">
-     <widget class="Line" name="line">
-      <property name="orientation">
-       <enum>Qt::Vertical</enum>
-      </property>
-     </widget>
+        </item>
+       </layout>
+      </widget>
+     </widget>
     </item>
-    <item row="0" column="2">
+    <item row="2" column="2">
      <layout class="QVBoxLayout" name="verticalLayout_3">
       <item>
        <widget class="QWidget" name="widget" native="true">
```
Left out of the diff: 12 changed lines with no effect on the pictures. Lines whose indentation alone changed are shown as unchanged.
